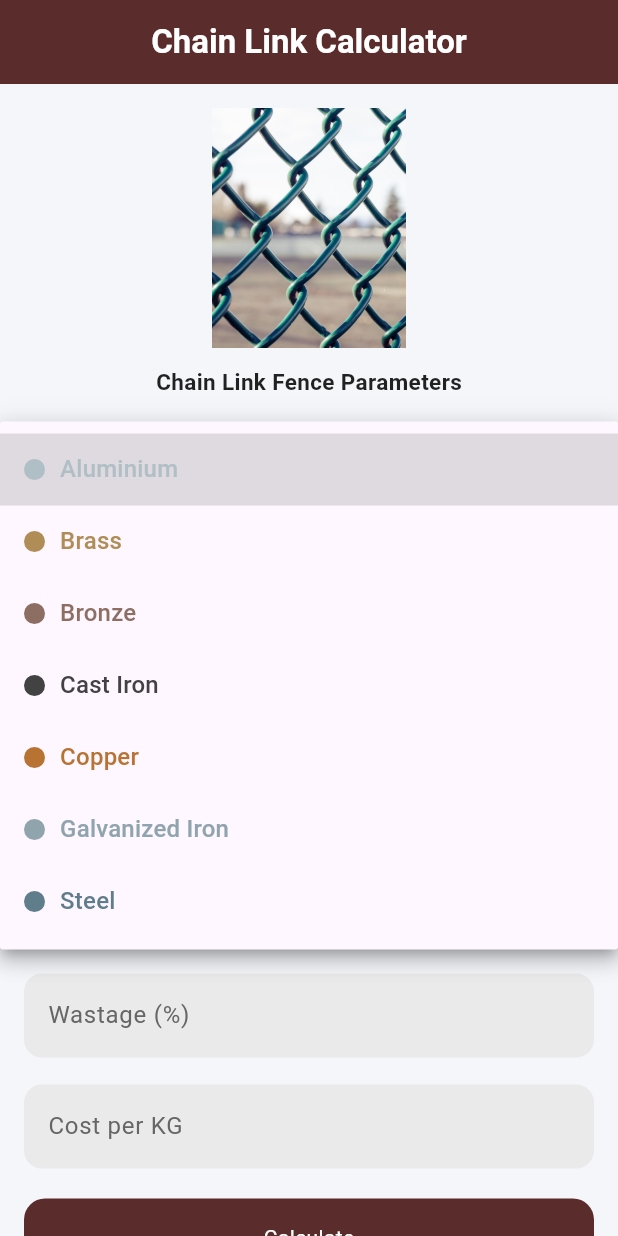
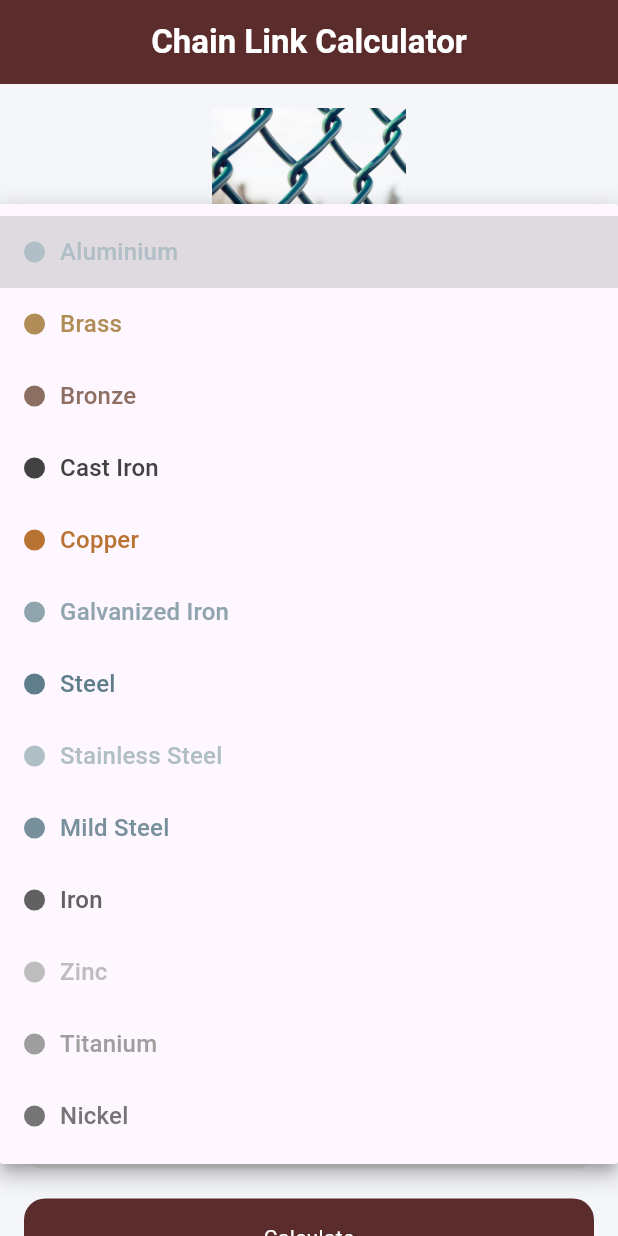
Before and after one commit to shreyansh2003Chi/mesh_calc, a Flutter app: the screen it shows after launch, after a tap on "Aluminium", on a phone screen of 412 x 824 dp. Run offline on Flutter 3.47's test engine with Material 3 defaults, Android fonts, the phone set to English and light mode, and no system bars.

Commit message:
some changes

```diff
--- /dev/null
+++ b/lib/models/measurement_model.dart
@@ -0,0 +1,7 @@
+import 'package:flutter/cupertino.dart';
+
+class MeasurementModel {
+  final TextEditingController textEditingController;
+
+  MeasurementModel({required this.textEditingController});
+}
--- a/lib/providers/chain_link_provider.dart
+++ b/lib/providers/chain_link_provider.dart
@@ -8,13 +8,20 @@ class ChainLinkProvider extends ChangeNotifier {
   final lengthCtrl = TextEditingController();
   final wastageCtrl = TextEditingController();
   final costCtrl = TextEditingController();
+  final openInMeasCtr = TextEditingController();
+  final wireMeasCtr = TextEditingController();
+  final widthMeasCtrl = TextEditingController();
+  final lengthMeasCtrl = TextEditingController();
+  final wastageMeasCtrl = TextEditingController();
+  final costMeasCtrl = TextEditingController();
+
   String material = 'Cast Iron';
   double totalWeight = 0;
   double totalCost = 0;
   late MaterialModel materialModel;
 
   ChainLinkProvider() {
-    materialModel = materials.first; // Default selection
+    materialModel = materials.first;
   }
 
   final List<MaterialModel> materials = [
@@ -25,19 +32,13 @@ class ChainLinkProvider extends ChangeNotifier {
     MaterialModel(id: 'cu', name: 'Copper', color: Color(0xFFB87333), kValue: 0.023),
     MaterialModel(id: 'gi', name: 'Galvanized Iron', color: Color(0xFF90A4AE), kValue: 0.020),
     MaterialModel(id: 'st', name: 'Steel', color: Color(0xFF607D8B), kValue: 0.020),
+    MaterialModel(id: 'ss', name: 'Stainless Steel', color: Color(0xFFB0BEC5), kValue: 0.017),
+    MaterialModel(id: 'ms', name: 'Mild Steel', color: Color(0xFF78909C), kValue: 0.020),
+    MaterialModel(id: 'fe', name: 'Iron', color: Color(0xFF616161), kValue: 0.021),
+    MaterialModel(id: 'zn', name: 'Zinc', color: Color(0xFFBDBDBD), kValue: 0.016),
+    MaterialModel(id: 'ti', name: 'Titanium', color: Color(0xFF9E9E9E), kValue: 0.0086),
+    MaterialModel(id: 'ni', name: 'Nickel', color: Color(0xFF757575), kValue: 0.022),
   ];
-
-  final Map<String, double> materialK = {'Aluminium': 0.0068, 'Brass': 0.021, 'Bronze': 0.022, 'Cast Iron': 0.020, 'Copper': 0.023, 'Galvanized Iron': 0.020, 'Steel': 0.020};
-
-  final Map<String, Color> materialColors = {
-    'Aluminium': const Color(0xFFB0BEC5),
-    'Brass': const Color(0xFFB08D57),
-    'Bronze': const Color(0xFF8D6E63),
-    'Cast Iron': const Color(0xFF424242),
-    'Copper': const Color(0xFFB87333),
-    'Galvanized Iron': const Color(0xFF90A4AE),
-    'Steel': const Color(0xFF607D8B),
-  };
 
   void onMaterialChange(MaterialModel material) {
     materialModel = material;
--- a/lib/utils/app_text_field.dart
+++ b/lib/utils/app_text_field.dart
@@ -1,4 +1,5 @@
 import 'package:flutter/material.dart';
+import 'package:flutter/services.dart';
 import 'package:measurements/utils/app_colors.dart';
 
 class AppTextField {
@@ -8,7 +9,8 @@ class AppTextField {
   Widget textField(TextEditingController textEditingController, String? label) {
     return TextField(
       controller: textEditingController,
-      keyboardType: TextInputType.number,
+      keyboardType: const TextInputType.numberWithOptions(decimal: true),
+      inputFormatters: [FilteringTextInputFormatter.allow(RegExp(r'^\d*\.?\d*$'))],
       decoration: InputDecoration(
         labelStyle: TextStyle(color: AppColors().c666666),
         floatingLabelStyle: TextStyle(color: AppColors().c464646, fontSize: 18),
```
